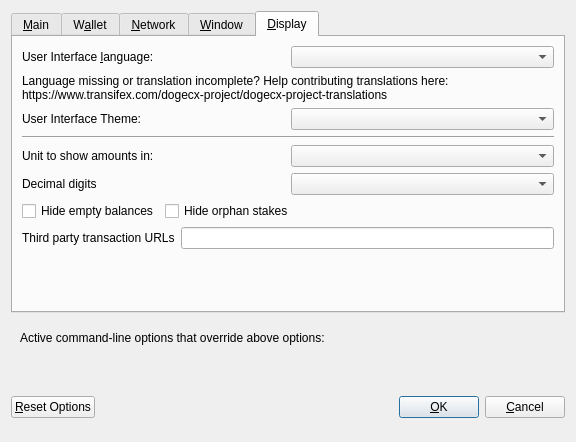
This is src/qt/forms/optionsdialog.ui in dogecash/dogecash-old as Qt 5 draws it before an edit. The edited form follows.
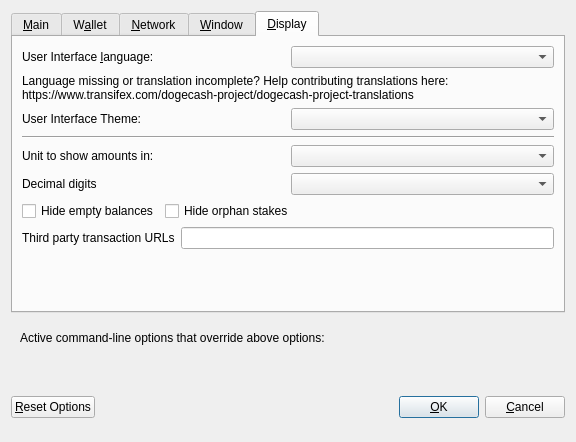
This is the edited form. The open tabs and pages were chosen to show the change. Custom widgets are drawn as their Qt base class.

Commit message: dogecx to Dogecash

What changed in the file:
```diff
--- a/src/qt/forms/optionsdialog.ui
+++ b/src/qt/forms/optionsdialog.ui
@@ -533,7 +533,7 @@
          </property>
          <property name="text">
           <string>Language missing or translation incomplete? Help contributing translations here:
-https://www.transifex.com/dogecx-project/dogecx-project-translations</string>
+https://www.transifex.com/dogecash-project/dogecash-project-translations</string>
          </property>
          <property name="wordWrap">
           <bool>true</bool>
```
The commit also changes 11 other files.
